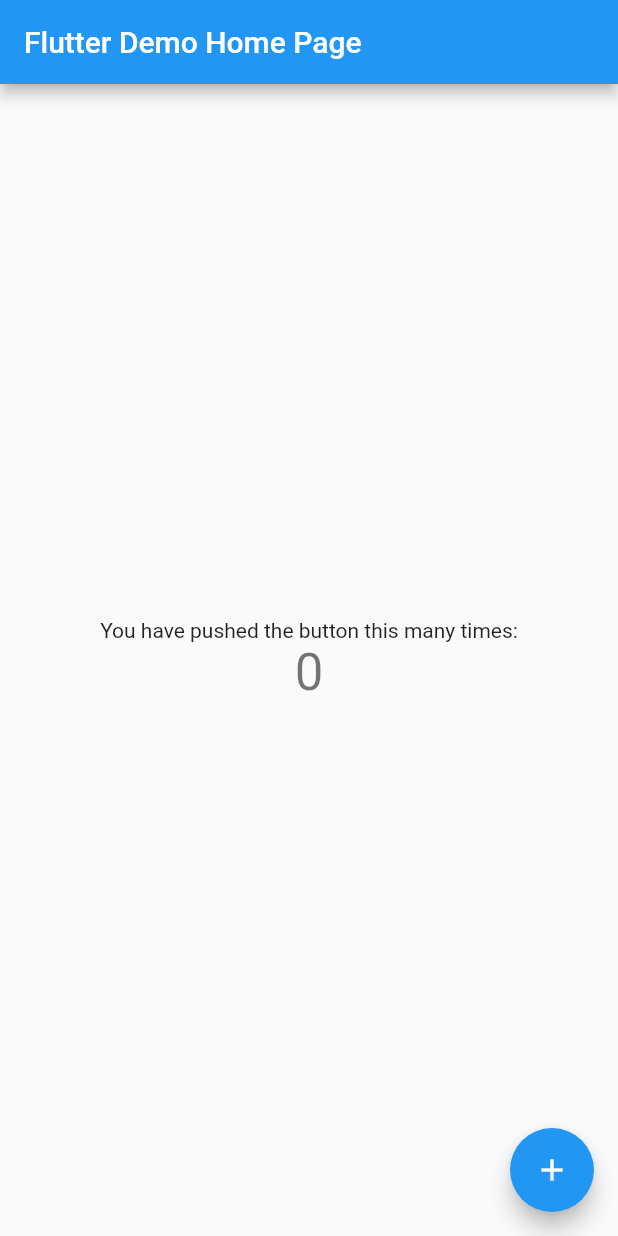
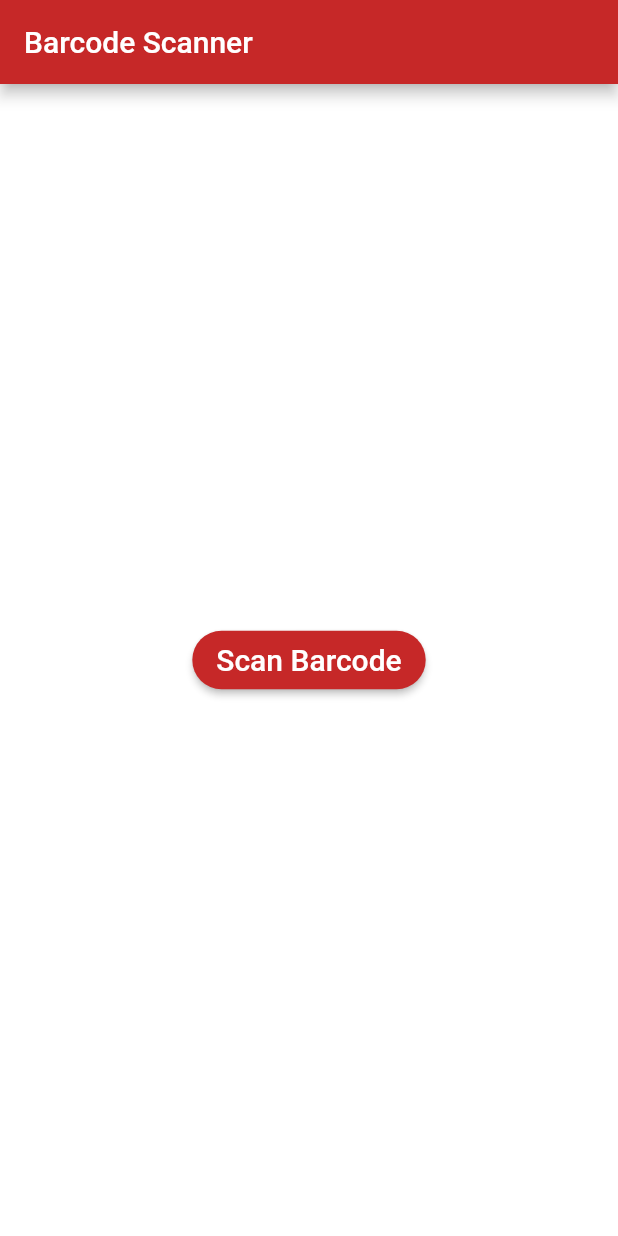
Before and after one commit to JayadithyaCosta/shopping_app, a Flutter app: the screen it shows after launch, on a phone screen of 412 x 824 dp. Run offline on Flutter 3.47's test engine with Material 2 defaults, Android fonts, the phone set to English and light mode, and no system bars; missing offline and left inert: flutter_barcode_scanner.

Commit message:
Inital barcode scanner implemented with data scaning

```diff
--- a/lib/main.dart
+++ b/lib/main.dart
@@ -1,113 +1,63 @@
+import 'package:shopping_app/page/barcode_scan.dart';
+import 'package:shopping_app/widget/button_widget.dart';
+
 import 'package:flutter/material.dart';
+import 'package:flutter/services.dart';
 
 void main() {
+  WidgetsFlutterBinding.ensureInitialized();
+  SystemChrome.setPreferredOrientations([
+    DeviceOrientation.portraitUp,
+    DeviceOrientation.portraitDown,
+  ]);
+
   runApp(MyApp());
 }
 
 class MyApp extends StatelessWidget {
-  // This widget is the root of your application.
+  static final String title = 'Barcode Scanner';
+
   @override
-  Widget build(BuildContext context) {
-    return MaterialApp(
-      title: 'Flutter Demo',
+  Widget build(BuildContext context) => MaterialApp(
+        debugShowCheckedModeBanner: false,
+        title: title,
         theme: ThemeData(
-        // This is the theme of your application.
-        //
-        // Try running your application with "flutter run". You'll see the
-        // application has a blue toolbar. Then, without quitting the app, try
-        // changing the primarySwatch below to Colors.green and then invoke
-        // "hot reload" (press "r" in the console where you ran "flutter run",
-        // or simply save your changes to "hot reload" in a Flutter IDE).
-        // Notice that the counter didn't reset back to zero; the application
-        // is not restarted.
-        primarySwatch: Colors.blue,
+          primaryColor: Colors.red[800],
+          scaffoldBackgroundColor: Colors.white,
         ),
-      home: MyHomePage(title: 'Flutter Demo Home Page'),
+        home: MainPage(title: title),
       );
 }
+
+class MainPage extends StatefulWidget {
+  final String title;
+
+  const MainPage({
+    required this.title,
+  });
+
+  @override
+  _MainPageState createState() => _MainPageState();
 }
 
-class MyHomePage extends StatefulWidget {
-  MyHomePage({Key? key, required this.title}) : super(key: key);
-
-  // This widget is the home page of your application. It is stateful, meaning
-  // that it has a State object (defined below) that contains fields that affect
-  // how it looks.
-
-  // This class is the configuration for the state. It holds the values (in this
-  // case the title) provided by the parent (in this case the App widget) and
-  // used by the build method of the State. Fields in a Widget subclass are
-  // always marked "final".
-
-  final String title;
-
+class _MainPageState extends State<MainPage> {
   @override
-  _MyHomePageState createState() => _MyHomePageState();
-}
-
-class _MyHomePageState extends State<MyHomePage> {
-  int _counter = 0;
-
-  void _incrementCounter() {
-    setState(() {
-      // This call to setState tells the Flutter framework that something has
-      // changed in this State, which causes it to rerun the build method below
-      // so that the display can reflect the updated values. If we changed
-      // _counter without calling setState(), then the build method would not be
-      // called again, and so nothing would appear to happen.
-      _counter++;
-    });
-  }
-
-  @override
-  Widget build(BuildContext context) {
-    // This method is rerun every time setState is called, for instance as done
-    // by the _incrementCounter method above.
-    //
-    // The Flutter framework has been optimized to make rerunning build methods
-    // fast, so that you can just rebuild anything that needs updating rather
-    // than having to individually change instances of widgets.
-    return Scaffold(
+  Widget build(BuildContext context) => Scaffold(
         appBar: AppBar(
-        // Here we take the value from the MyHomePage object that was created by
-        // the App.build method, and use it to set our appbar title.
           title: Text(widget.title),
         ),
         body: Center(
-        // Center is a layout widget. It takes a single child and positions it
-        // in the middle of the parent.
           child: Column(
-          // Column is also a layout widget. It takes a list of children and
-          // arranges them vertically. By default, it sizes itself to fit its
-          // children horizontally, and tries to be as tall as its parent.
-          //
-          // Invoke "debug painting" (press "p" in the console, choose the
-          // "Toggle Debug Paint" action from the Flutter Inspector in Android
-          // Studio, or the "Toggle Debug Paint" command in Visual Studio Code)
-          // to see the wireframe for each widget.
-          //
-          // Column has various properties to control how it sizes itself and
-          // how it positions its children. Here we use mainAxisAlignment to
-          // center the children vertically; the main axis here is the vertical
-          // axis because Columns are vertical (the cross axis would be
-          // horizontal).
             mainAxisAlignment: MainAxisAlignment.center,
-          children: <Widget>[
-            Text(
-              'You have pushed the button this many times:',
-            ),
-            Text(
-              '$_counter',
-              style: Theme.of(context).textTheme.headline4,
+            children: [
+              ButtonWidget(
+                text: 'Scan Barcode',
+                onClicked: () => Navigator.of(context).push(MaterialPageRoute(
+                  builder: (BuildContext context) => BarcodeScanPage(),
+                )),
               ),
             ],
           ),
         ),
-      floatingActionButton: FloatingActionButton(
-        onPressed: _incrementCounter,
-        tooltip: 'Increment',
-        child: Icon(Icons.add),
-      ), // This trailing comma makes auto-formatting nicer for build methods.
       );
 }
-}
--- /dev/null
+++ b/lib/widget/button_widget.dart
@@ -0,0 +1,25 @@
+import 'package:flutter/material.dart';
+
+class ButtonWidget extends StatelessWidget {
+  final String text;
+  final VoidCallback onClicked;
+
+  const ButtonWidget({
+    required this.text,
+    required this.onClicked,
+     Key? key,
+  }) : super(key: key);
+
+  @override
+  Widget build(BuildContext context) => RaisedButton(
+        child: Text(
+          text,
+          style: TextStyle(fontSize: 20),
+        ),
+        shape: StadiumBorder(),
+        color: Theme.of(context).primaryColor,
+        padding: EdgeInsets.symmetric(horizontal: 16, vertical: 8),
+        textColor: Colors.white,
+        onPressed: onClicked,
+      );
+}
--- a/pubspec.yaml
+++ b/pubspec.yaml
@@ -28,6 +28,9 @@
   # The following adds the Cupertino Icons font to your application.
   # Use with the CupertinoIcons class for iOS style icons.
   cupertino_icons: ^1.0.2
+  flutter_barcode_scanner: ^2.0.0
+
+  barcode_widget: ^1.5.0
 
 dev_dependencies:
   flutter_test:
```
Also changed, not shown: lib/page/barcode_scan.dart (added, +69 -0 lines), pubspec.lock. Lines whose indentation alone changed are shown as unchanged.
